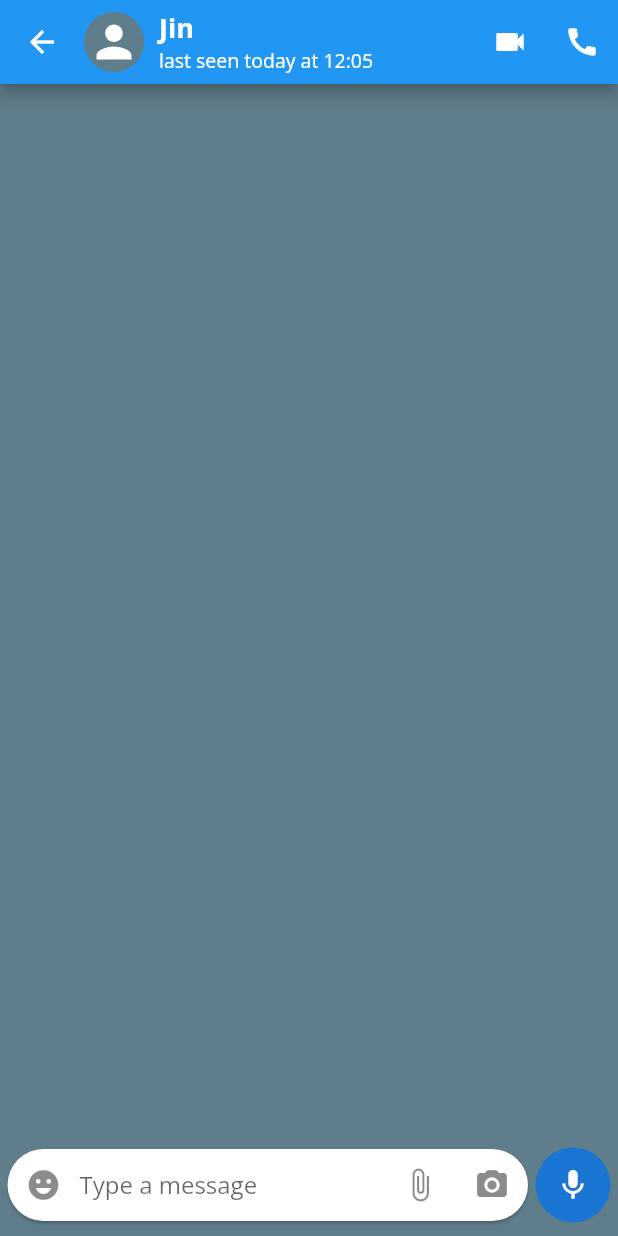
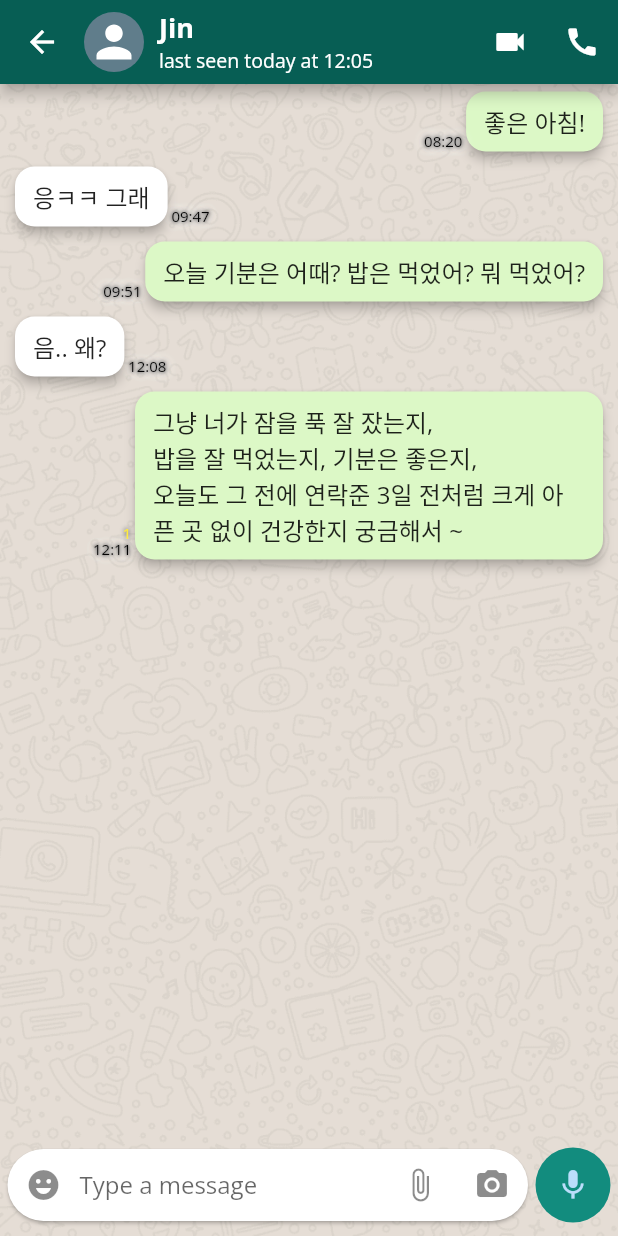
Before and after one commit to jin-vita/my-chat, a Flutter app: the IndividualScreen screen opened directly with sample values from the repository, on a phone screen of 412 x 824 dp. Run offline on Flutter 3.47's test engine with Material 2 defaults, Android fonts, the phone set to English and light mode, and no system bars; our stand-ins replace camera, flutter_svg, video_player.

Commit message:
message_card.dart

```diff
--- a/lib/page/chat_page.dart
+++ b/lib/page/chat_page.dart
@@ -10,6 +10,7 @@ class ChatPage extends StatelessWidget {
   Widget build(BuildContext context) {
     return Scaffold(
       floatingActionButton: FloatingActionButton(
+        backgroundColor: const Color(0xFF128C7E),
         onPressed: () => Navigator.push(
           context,
           MaterialPageRoute(
--- a/lib/screen/home_screen.dart
+++ b/lib/screen/home_screen.dart
@@ -29,7 +29,8 @@ class _HomeScreenState extends State<HomeScreen> with SingleTickerProviderStateM
   Widget build(BuildContext context) {
     return Scaffold(
       appBar: AppBar(
-        title: const Text('myChat'),
+        backgroundColor: const Color(0xFF075E54),
+        title: const Text('My Chat'),
         actions: [
           IconButton(
             onPressed: () {},
@@ -63,6 +64,7 @@ class _HomeScreenState extends State<HomeScreen> with SingleTickerProviderStateM
           }),
         ],
         bottom: TabBar(
+          indicatorColor: Colors.white,
           controller: _controller,
           tabs: const [
             Tab(
--- a/lib/screen/individual_screen.dart
+++ b/lib/screen/individual_screen.dart
@@ -2,6 +2,8 @@ import 'package:emoji_picker_flutter/emoji_picker_flutter.dart';
 import 'package:flutter/material.dart';
 import 'package:flutter_svg/flutter_svg.dart';
 import 'package:my_chat/model/chat_model.dart';
+import 'package:my_chat/ui/message_card.dart';
+import 'package:my_chat/ui/reply_card.dart';
 
 class IndividualScreen extends StatefulWidget {
   const IndividualScreen({
@@ -20,39 +22,23 @@ class _IndividualScreenState extends State<IndividualScreen> with TickerProvider
 
   @override
   Widget build(BuildContext context) {
-    return Scaffold(
-      backgroundColor: Colors.blueGrey,
-      appBar: _appBar(context),
-      body: _body(context),
-    );
+    return Stack(children: [
+      Image.asset(
+        'assets/images/chat_back.png',
+        height: MediaQuery.of(context).size.height,
+        fit: BoxFit.cover,
+      ),
+      Scaffold(
+        backgroundColor: Colors.transparent,
+        appBar: _appBar(context),
+        body: _body(context),
+      ),
+    ]);
   }
 
   AppBar _appBar(BuildContext context) {
     return AppBar(
-      // leadingWidth: 80,
-      // leading: GestureDetector(
-      //   onTap: () => Navigator.pop(context),
-      //   child: Row(
-      //     mainAxisAlignment: MainAxisAlignment.spaceEvenly,
-      //     children: [
-      //       const Icon(Icons.arrow_back),
-      //       CircleAvatar(
-      //         radius: 20,
-      //         backgroundColor: Colors.blueGrey,
-      //         child: SvgPicture.asset(
-      //           'assets/icons/${widget.chatModel.icon}',
-      //           colorFilter: const ColorFilter.mode(
-      //             Colors.white,
-      //             BlendMode.srcIn,
-      //           ),
-      //           height: 35,
-      //           width: 35,
-      //         ),
-      //       ),
-      //       const SizedBox(width: 10),
-      //     ],
-      //   ),
-      // ),
+      backgroundColor: const Color(0xFF075E54),
       titleSpacing: 0,
       title: Row(
         children: [
@@ -115,7 +101,32 @@ class _IndividualScreenState extends State<IndividualScreen> with TickerProvider
         onWillPop: () => _backAction(context),
         child: Stack(
           children: [
-            // ListView(),
+            ListView(
+              children: const [
+                MessageCard(
+                  time: '08:20',
+                  message: '좋은 아침!',
+                ),
+                ReplyCard(
+                  time: '09:47',
+                  message: '응ㅋㅋ 그래',
+                ),
+                MessageCard(
+                  time: '09:51',
+                  message: '오늘 기분은 어때? 밥은 먹었어? 뭐 먹었어?',
+                ),
+                ReplyCard(
+                  time: '12:08',
+                  message: '음.. 왜?',
+                ),
+                MessageCard(
+                  time: '12:11',
+                  message:
+                      '그냥 너가 잠을 푹 잘 잤는지,\n밥을 잘 먹었는지, 기분은 좋은지,\n오늘도 그 전에 연락준 3일 전처럼 크게 아픈 곳 없이 건강한지 궁금해서 ~',
+                  isRead: false,
+                ),
+              ],
+            ),
             _typingBar(context),
           ],
         ),
@@ -185,6 +196,7 @@ class _IndividualScreenState extends State<IndividualScreen> with TickerProvider
             ),
           ),
           CircleAvatar(
+            backgroundColor: const Color(0xFF128C7E),
             radius: 25,
             child: IconButton(
               icon: const Icon(Icons.mic),
--- a/lib/screen/select_screen.dart
+++ b/lib/screen/select_screen.dart
@@ -17,6 +17,7 @@ class SelectScreen extends StatelessWidget {
 
   _appBar() {
     return AppBar(
+      backgroundColor: const Color(0xFF075E54),
       titleSpacing: 0,
       title: Column(
         crossAxisAlignment: CrossAxisAlignment.start,
--- /dev/null
+++ b/lib/ui/message_card.dart
@@ -0,0 +1,124 @@
+import 'package:flutter/material.dart';
+
+class MessageCard extends StatelessWidget {
+  const MessageCard({
+    Key? key,
+    required this.message,
+    required this.time,
+    this.isRead = true,
+  }) : super(key: key);
+  final String message;
+  final String time;
+  final bool isRead;
+
+  @override
+  Widget build(BuildContext context) {
+    return Align(
+      alignment: Alignment.centerRight,
+      child: ConstrainedBox(
+        constraints: BoxConstraints(
+          maxWidth: MediaQuery.of(context).size.width - 80,
+        ),
+        child: Card(
+          elevation: 3,
+          shape: RoundedRectangleBorder(
+            borderRadius: BorderRadius.circular(13),
+          ),
+          margin: const EdgeInsets.symmetric(
+            horizontal: 10,
+            vertical: 5,
+          ),
+          color: const Color(0xffdcf8c6),
+          child: Stack(
+            children: [
+              Padding(
+                padding: const EdgeInsets.symmetric(
+                  horizontal: 12,
+                  vertical: 8,
+                ),
+                child: Text(
+                  message,
+                  style: const TextStyle(
+                    fontSize: 16,
+                  ),
+                ),
+              ),
+              Positioned(
+                bottom: 0,
+                child: Transform.translate(
+                  offset: const Offset(-28, 0),
+                  child: Column(
+                    crossAxisAlignment: CrossAxisAlignment.end,
+                    children: [
+                      Transform.translate(
+                        offset: const Offset(0, 3),
+                        child: Text(
+                          isRead ? '' : '1',
+                          style: const TextStyle(
+                            fontSize: 10,
+                            color: Colors.yellow,
+                            shadows: [
+                              Shadow(
+                                color: Colors.white,
+                                blurRadius: 1,
+                              ),
+                              Shadow(
+                                color: Colors.white,
+                                blurRadius: 2,
+                              ),
+                              Shadow(
+                                color: Colors.grey,
+                                blurRadius: 3,
+                              ),
+                              Shadow(
+                                color: Colors.black,
+                                blurRadius: 4,
+                              ),
+                            ],
+                          ),
+                        ),
+                      ),
+                      Text(
+                        time,
+                        style: const TextStyle(
+                          fontSize: 10,
+                          color: Colors.black,
+                          shadows: [
+                            Shadow(
+                              color: Colors.black,
+                              blurRadius: 2,
+                            ),
+                            Shadow(
+                              color: Colors.black,
+                              blurRadius: 4,
+                            ),
+                            Shadow(
+                              color: Colors.grey,
+                              blurRadius: 6,
+                            ),
+                            Shadow(
+                              color: Colors.white,
+                              blurRadius: 8,
+                            ),
+                            Shadow(
+                              color: Colors.white,
+                              blurRadius: 10,
+                            ),
+                            Shadow(
+                              color: Colors.white,
+                              blurRadius: 12,
+                            ),
+                          ],
+                        ),
+                      ),
+                    ],
+                  ),
+                ),
+              ),
+            ],
+          ),
+        ),
+      ),
+    );
+  }
+}
--- /dev/null
+++ b/lib/ui/reply_card.dart
@@ -0,0 +1,124 @@
+import 'package:flutter/material.dart';
+
+class ReplyCard extends StatelessWidget {
+  const ReplyCard({
+    Key? key,
+    required this.message,
+    required this.time,
+    this.isRead = true,
+  }) : super(key: key);
+  final String message;
+  final String time;
+  final bool isRead;
+
+  @override
+  Widget build(BuildContext context) {
+    return Align(
+      alignment: Alignment.centerLeft,
+      child: ConstrainedBox(
+        constraints: BoxConstraints(
+          maxWidth: MediaQuery.of(context).size.width - 80,
+        ),
+        child: Card(
+          elevation: 3,
+          shape: RoundedRectangleBorder(
+            borderRadius: BorderRadius.circular(13),
+          ),
+          margin: const EdgeInsets.symmetric(
+            horizontal: 10,
+            vertical: 5,
+          ),
+          child: Stack(
+            children: [
+              Padding(
+                padding: const EdgeInsets.symmetric(
+                  horizontal: 12,
+                  vertical: 8,
+                ),
+                child: Text(
+                  message,
+                  style: const TextStyle(
+                    fontSize: 16,
+                  ),
+                ),
+              ),
+              Positioned(
+                bottom: 0,
+                right: 0,
+                child: Transform.translate(
+                  offset: const Offset(28, 0),
+                  child: Column(
+                    crossAxisAlignment: CrossAxisAlignment.start,
+                    children: [
+                      Transform.translate(
+                        offset: const Offset(0, 3),
+                        child: Text(
+                          isRead ? '' : '1',
+                          style: const TextStyle(
+                            fontSize: 10,
+                            color: Colors.yellow,
+                            shadows: [
+                              Shadow(
+                                color: Colors.white,
+                                blurRadius: 1,
+                              ),
+                              Shadow(
+                                color: Colors.white,
+                                blurRadius: 2,
+                              ),
+                              Shadow(
+                                color: Colors.grey,
+                                blurRadius: 3,
+                              ),
+                              Shadow(
+                                color: Colors.black,
+                                blurRadius: 4,
+                              ),
+                            ],
+                          ),
+                        ),
+                      ),
+                      Text(
+                        time,
+                        style: const TextStyle(
+                          fontSize: 10,
+                          color: Colors.black,
+                          shadows: [
+                            Shadow(
+                              color: Colors.black,
+                              blurRadius: 2,
+                            ),
+                            Shadow(
+                              color: Colors.black,
+                              blurRadius: 4,
+                            ),
+                            Shadow(
+                              color: Colors.grey,
+                              blurRadius: 6,
+                            ),
+                            Shadow(
+                              color: Colors.white,
+                              blurRadius: 8,
+                            ),
+                            Shadow(
+                              color: Colors.white,
+                              blurRadius: 10,
+                            ),
+                            Shadow(
+                              color: Colors.white,
+                              blurRadius: 12,
+                            ),
+                          ],
+                        ),
+                      ),
+                    ],
+                  ),
+                ),
+              ),
+            ],
+          ),
+        ),
+      ),
+    );
+  }
+}
```
Also changed, not shown: assets/images/chat_back.png (renamed from assets/images/whatsapp_Back.png).
